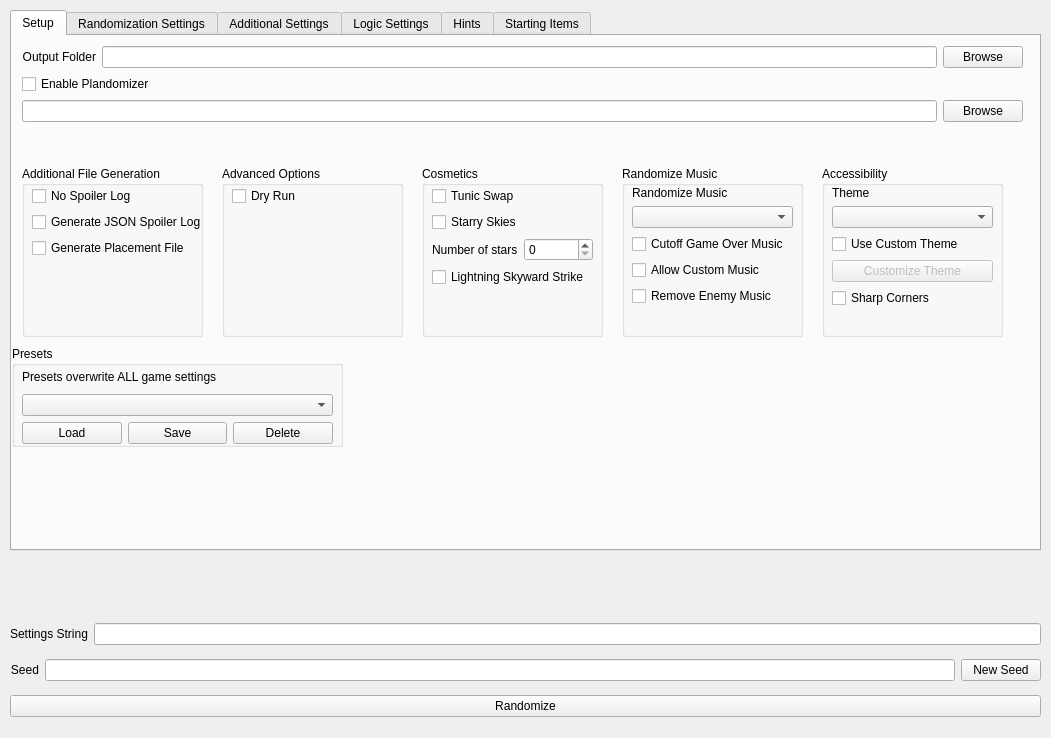
This is gui/randogui.ui in ssrando/ssrando as Qt 5 draws it before an edit. The edited form follows.
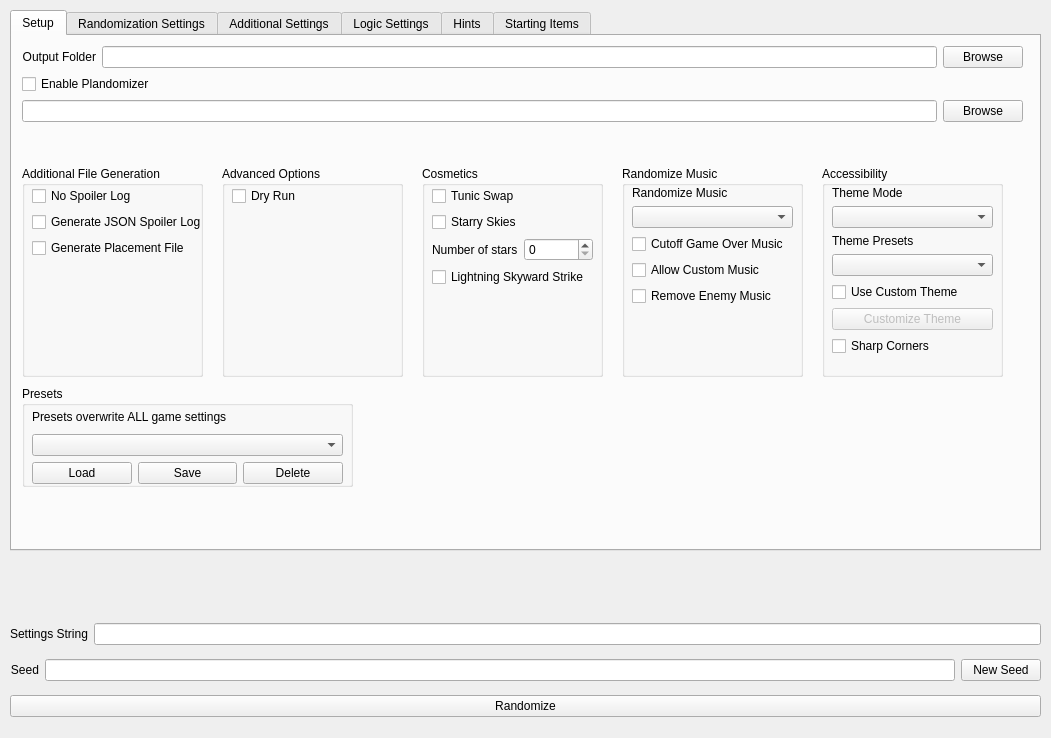
This is the edited form. The open tabs and pages were chosen to show the change.

Commit message: Add theme presets with a high contrast option

What changed in the file:
```diff
--- a/gui/randogui.ui
+++ b/gui/randogui.ui
@@ -186,7 +186,7 @@
         <x>10</x>
         <y>130</y>
         <width>181</width>
-        <height>171</height>
+        <height>211</height>
        </rect>
       </property>
       <property name="title">
@@ -198,7 +198,7 @@
          <x>10</x>
          <y>20</y>
          <width>169</width>
-         <height>141</height>
+         <height>181</height>
         </rect>
        </property>
        <layout class="QVBoxLayout" name="vlay_additional_files">
@@ -245,7 +245,7 @@
         <x>210</x>
         <y>130</y>
         <width>181</width>
-        <height>171</height>
+        <height>211</height>
        </rect>
       </property>
       <property name="title">
@@ -257,7 +257,7 @@
          <x>10</x>
          <y>20</y>
          <width>161</width>
-         <height>141</height>
+         <height>181</height>
         </rect>
        </property>
        <layout class="QVBoxLayout" name="vlay_advanced">
@@ -290,7 +290,7 @@
         <x>410</x>
         <y>130</y>
         <width>181</width>
-        <height>171</height>
+        <height>211</height>
        </rect>
       </property>
       <property name="title">
@@ -302,7 +302,7 @@
          <x>10</x>
          <y>20</y>
          <width>161</width>
-         <height>141</height>
+         <height>181</height>
         </rect>
        </property>
        <layout class="QVBoxLayout" name="vlay_cosmetics">
@@ -385,7 +385,7 @@
         <x>610</x>
         <y>130</y>
         <width>181</width>
-        <height>171</height>
+        <height>211</height>
        </rect>
       </property>
       <property name="title">
@@ -397,7 +397,7 @@
          <x>10</x>
          <y>20</y>
          <width>161</width>
-         <height>141</height>
+         <height>181</height>
         </rect>
        </property>
        <layout class="QVBoxLayout" name="vlay_music_rando">
@@ -455,8 +455,8 @@
      <widget class="QGroupBox" name="box_presets">
       <property name="geometry">
        <rect>
-        <x>0</x>
-        <y>310</y>
+        <x>10</x>
+        <y>350</y>
         <width>331</width>
         <height>101</height>
        </rect>
@@ -518,7 +518,7 @@
         <x>810</x>
         <y>130</y>
         <width>181</width>
-        <height>171</height>
+        <height>211</height>
        </rect>
       </property>
       <property name="title">
@@ -530,19 +530,33 @@
          <x>10</x>
          <y>20</y>
          <width>161</width>
-         <height>141</height>
+         <height>182</height>
         </rect>
        </property>
        <layout class="QVBoxLayout" name="vlay_accessibility">
         <item>
          <widget class="QLabel" name="option_theme_label">
           <property name="text">
-           <string>Theme</string>
+           <string>Theme Mode</string>
           </property>
          </widget>
         </item>
         <item>
-         <widget class="QComboBox" name="option_theme">
+         <widget class="QComboBox" name="option_theme_mode">
+          <property name="currentText">
+           <string/>
+          </property>
+         </widget>
+        </item>
+        <item>
+         <widget class="QLabel" name="theme_presets_label">
+          <property name="text">
+           <string>Theme Presets</string>
+          </property>
+         </widget>
+        </item>
+        <item>
+         <widget class="QComboBox" name="option_theme_presets">
           <property name="currentText">
            <string/>
           </property>
```
Left out of the diff: 4 changed lines with no effect on the pictures. The commit also changes 8 other files.
